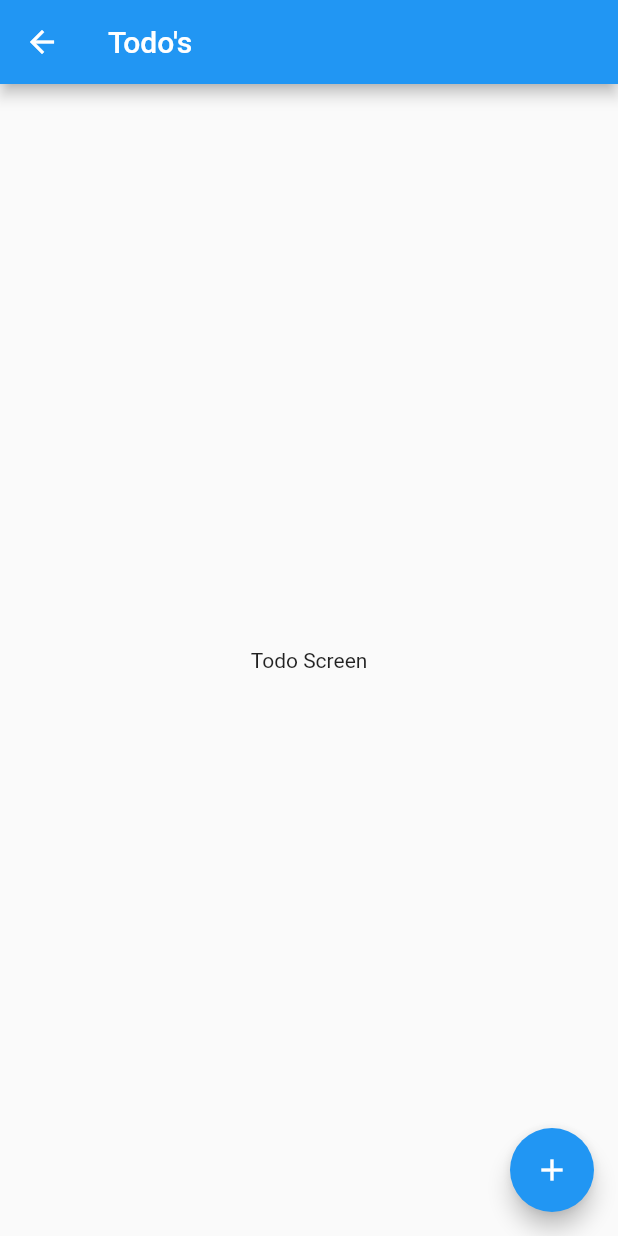
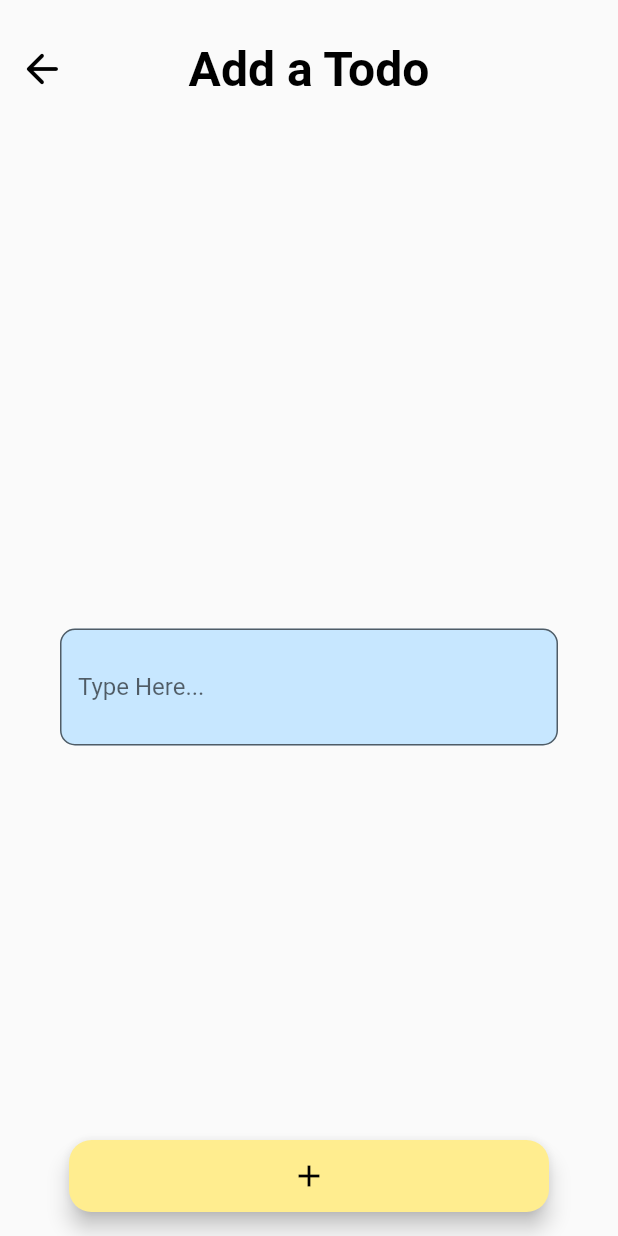
Before and after one commit to gdsc-jssstu/student_study_manager, a Flutter app: the TodoScreen screen opened by its route, after a tap on the "add" icon, on a phone screen of 412 x 824 dp. Run offline on Flutter 3.47's test engine with Material 2 defaults, Android fonts, the phone set to English and light mode, and no system bars; our stand-ins replace dio, file_picker, hive, hive_flutter, image_picker; missing offline and left inert: syncfusion_flutter_pdfviewer; accounts and stored records are empty.

Commit message:
add todo list

```diff
--- a/lib/main.dart
+++ b/lib/main.dart
@@ -4,6 +4,7 @@ import 'dart:io';
 import 'package:flutter/material.dart';
 import 'package:hacktober_fest_app/providers/study_materials.dart';
 import 'package:hacktober_fest_app/providers/time_table.dart';
+import 'package:hacktober_fest_app/providers/todo.dart';
 import 'package:hacktober_fest_app/screens/home_screen.dart';
 import 'package:hacktober_fest_app/screens/remainders_screen.dart';
 import 'package:hacktober_fest_app/screens/study_materials_screen.dart';
@@ -22,9 +23,10 @@ void main() async {
   Hive.init(directory.path);
   Hive.registerAdapter<TimeTable>(TimeTableAdapter());
   Hive.registerAdapter<StudyMaterial>(StudyMaterialAdapter());
+  Hive.registerAdapter<Todo>(TodoAdapter());
   await Hive.openBox<TimeTable>('timeTables');
   await Hive.openBox('remainders');
-  await Hive.openBox('todos');
+  await Hive.openBox<Todo>('todos');
   await Hive.openBox<StudyMaterial>('studyMaterials');
 
   runApp(MyApp());
--- a/lib/providers/todo.dart
+++ b/lib/providers/todo.dart
@@ -1,17 +1,13 @@
 import 'package:flutter/material.dart';
 import 'package:hive/hive.dart';
-@HiveType(typeId: 0)
-class Todo with ChangeNotifier{
+import 'package:hive_flutter/hive_flutter.dart';
+import 'package:path_provider/path_provider.dart';
+part 'todo.g.dart';
+
+@HiveType(typeId: 2)
+class Todo extends HiveObject {
   @HiveField(0)
-  String text;
+  String? text;
 
-  @HiveField(1)
-  bool completed;
-
-  Todo({required this.text,this.completed=false});
-
-  void toggleCompleted(){
-    completed=completed?false:true;
-    notifyListeners();
-  }
+  Todo({required this.text});
 }
--- /dev/null
+++ b/lib/screens/add_todo_screen.dart
@@ -0,0 +1,104 @@
+import 'package:flutter/material.dart';
+import 'package:hacktober_fest_app/providers/study_materials.dart';
+import 'package:hacktober_fest_app/providers/todo.dart';
+import 'package:hive/hive.dart';
+import 'package:hive_flutter/hive_flutter.dart';
+import 'package:dio/dio.dart';
+import 'package:path/path.dart' as Path;
+import 'dart:io';
+
+class AddTodoScreen extends StatefulWidget {
+  const AddTodoScreen({super.key});
+
+  @override
+  State<AddTodoScreen> createState() => _AddTodoScreenState();
+}
+
+class _AddTodoScreenState extends State<AddTodoScreen> {
+  final _formKey = GlobalKey<FormState>();
+  String? _todo;
+
+  Future submitData() async {
+    final isValid = _formKey.currentState!.validate();
+    if (isValid) {
+      Hive.box<Todo>('todos').add(Todo(text: _todo.toString()));
+      Navigator.of(context).pop();
+    }
+    print('Something is wrong');
+  }
+
+  @override
+  Widget build(BuildContext context) {
+    return Scaffold(
+      appBar: AppBar(
+        automaticallyImplyLeading: false,
+        leading: Padding(
+          padding: const EdgeInsets.all(9.0),
+          child: GestureDetector(
+            onTap: () {
+              Navigator.pop(context);
+            },
+            child: const Icon(
+              Icons.arrow_back_rounded,
+              size: 32,
+            ),
+          ),
+        ),
+        centerTitle: true,
+        toolbarHeight: 92,
+        backgroundColor: Colors.transparent,
+        foregroundColor: Colors.black,
+        elevation: 0,
+        shadowColor: Colors.transparent,
+        title: const Text(
+          "Add a Todo",
+          style: TextStyle(
+            color: Colors.black,
+            fontSize: 32,
+            fontWeight: FontWeight.w600,
+          ),
+        ),
+      ),
+      body: Center(
+        child: Padding(
+          padding: EdgeInsets.fromLTRB(40, 15, 40, 15),
+          child: Form(
+            key: _formKey,
+            child: TextFormField(
+              decoration: const InputDecoration(
+                  filled: true,
+                  fillColor: Color(0xffC7E7FF),
+                  label: Text("Type Here..."),
+                  border: OutlineInputBorder(
+                    borderRadius: BorderRadius.all(Radius.circular(10)),
+                  )),
+              autocorrect: false,
+              minLines: 2,
+              maxLines: 10,
+              onChanged: (value) {
+                setState(() {
+                  _todo = value;
+                });
+              },
+            ),
+          ),
+        ),
+      ),
+      floatingActionButtonLocation: FloatingActionButtonLocation.centerFloat,
+      floatingActionButton: FloatingActionButton.extended(
+        foregroundColor: Colors.black,
+        backgroundColor: Color(0xffFFED8F),
+        onPressed: () {
+          submitData();
+        },
+        shape: const RoundedRectangleBorder(
+          borderRadius: BorderRadius.all(
+            Radius.circular(15),
+          ),
+        ),
+        label: const SizedBox(width: 280, child: Icon(Icons.add)),
+        //child: Icon(Icons.add),
+      ),
+    );
+  }
+}
--- a/lib/screens/todo_screen.dart
+++ b/lib/screens/todo_screen.dart
@@ -1,18 +1,78 @@
 import 'package:flutter/material.dart';
-class TodoScreen extends StatelessWidget {
-  static const routeName='/todo-screen';
+import 'package:hacktober_fest_app/providers/todo.dart';
+import 'package:hacktober_fest_app/screens/add_todo_screen.dart';
+import 'package:hive/hive.dart';
+import 'package:hive_flutter/adapters.dart';
+import 'package:hive_flutter/hive_flutter.dart';
+
+class TodoScreen extends StatefulWidget {
+  static const routeName = '/todo-screen';
+
+  @override
+  State<TodoScreen> createState() => _TodoScreenState();
+}
+
+class _TodoScreenState extends State<TodoScreen> {
+  bool isChecked = false;
 
   @override
   Widget build(BuildContext context) {
     return Scaffold(
-      appBar: AppBar(title: Text("Todo\'s"),),
+      appBar: AppBar(
+        title: Text("Todo\'s"),
+      ),
       floatingActionButton: FloatingActionButton(
         child: Icon(Icons.add),
-        onPressed: (){
+        onPressed: () {
+          Navigator.push(
+            context,
+            MaterialPageRoute(builder: (context) => const AddTodoScreen()),
+          );
           //TODO:Add new todo feature to be added
         },
       ),
-      body: Center(child: Text("Todo Screen"),),
+      body: SafeArea(
+        child: ValueListenableBuilder(
+          valueListenable: Hive.box<Todo>('todos').listenable(),
+          builder: (context, Box<Todo> box, _) {
+            return ListView.builder(
+              itemCount: box.length,
+              itemBuilder: (ctx, i) {
+                final todo = box.getAt(i);
+                return Card(
+                  color: Colors.blue,
+                  child: Padding(
+                    padding: const EdgeInsets.all(8.0),
+                    child: ListTile(
+                      leading: Checkbox(
+                        value: isChecked,
+                        onChanged: (bool? value) {
+                          setState(() {
+                            isChecked = value!;
+                          });
+                        },
+                        activeColor: Colors.black,
+                      ),
+                      onTap: () {},
+                      title: Padding(
+                        padding: const EdgeInsets.only(left: 80.0),
+                        child: Text(todo!.text.toString()),
+                      ),
+                      contentPadding: const EdgeInsets.only(left: 10),
+                      trailing: IconButton(
+                        onPressed: () {
+                          box.deleteAt(i);
+                        },
+                        icon: const Icon(Icons.delete),
+                      ),
+                    ),
+                  ),
+                );
+              },
+            );
+          },
+        ),
+      ),
     );
   }
 }
```
Also changed, not shown: lib/providers/todo_provider.dart (+7 -5 lines), lib/providers/todo.g.dart (added).
